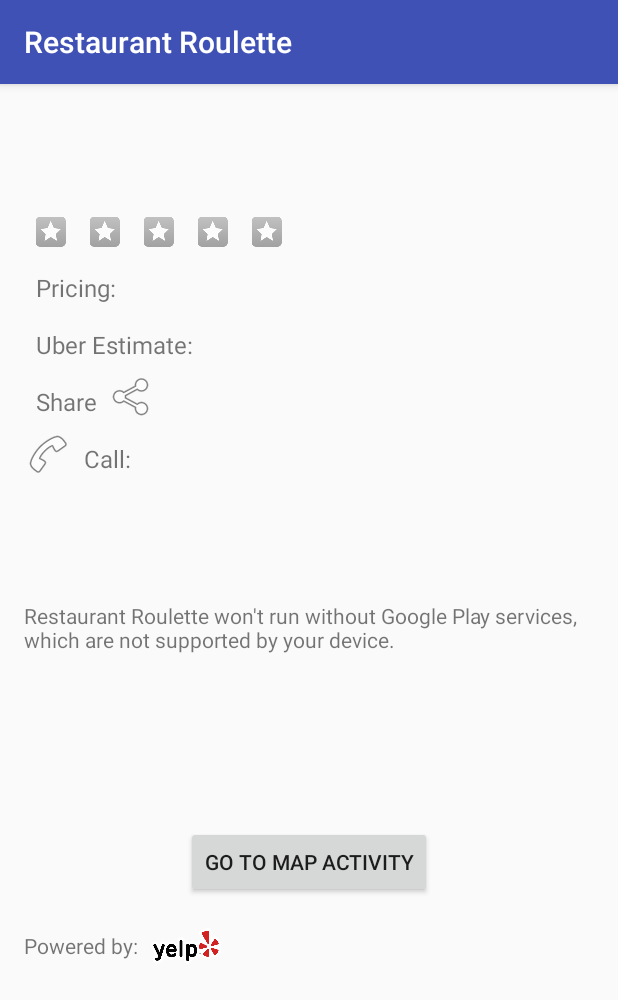
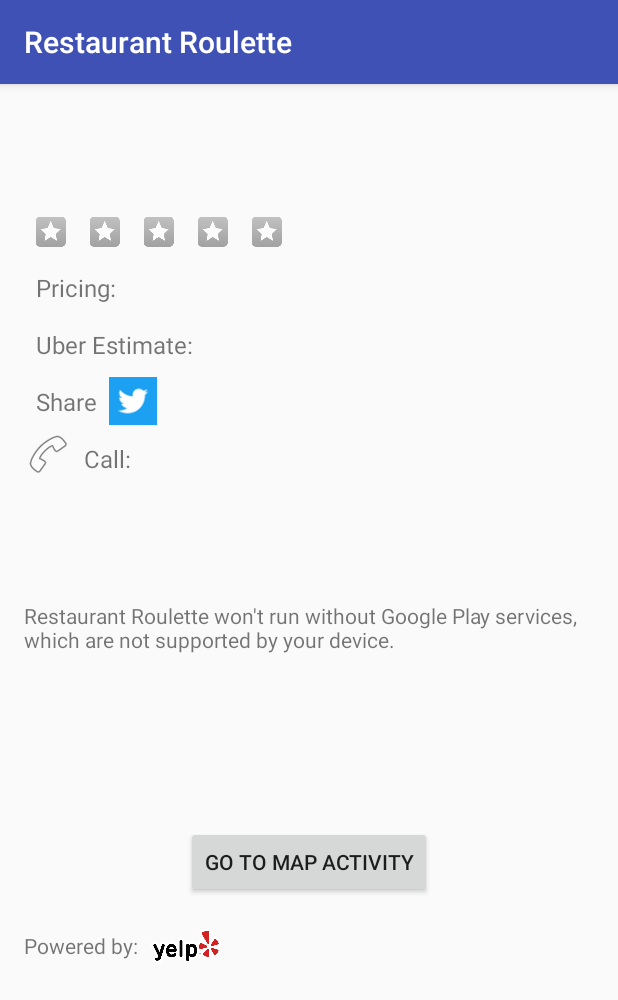
Before and after one commit to NikShuvalov/Project_3, an Android app: the DetailActivity screen opened directly, with no data from a screen before it, on a phone screen of 412 x 824 dp. Shown: the top 1000 px of the screen. Run offline under Robolectric (Android 15) with nearby library versions, the phone set to English and light mode, and no system bars; our stand-ins replace Picasso; pictures from the network do not load; 17 statements that could not run were skipped.

Commit message:
added twitter logo for sharing

```diff
--- a/app/src/main/res/layout/activity_detail.xml
+++ b/app/src/main/res/layout/activity_detail.xml
@@ -122,15 +122,17 @@
             <TextView
                 android:layout_width="wrap_content"
                 android:layout_height="wrap_content"
+                android:layout_gravity="center_vertical"
                 android:padding="8dp"
                 android:textSize="16dp"
-                android:text="Share"/>
+                android:text="Share" />
 
             <ImageView
                 android:id="@+id/share_image_view"
                 android:layout_width="wrap_content"
                 android:layout_height="wrap_content"
-                android:src="@android:drawable/ic_menu_share"/>
+                android:layout_gravity="center_vertical"
+                android:src="@drawable/twitter_logo_share" />
         </LinearLayout>
 
         <LinearLayout
@@ -194,8 +196,8 @@
             <TextView
                 android:layout_width="wrap_content"
                 android:layout_height="wrap_content"
-                android:text="Powered by:"
-                android:layout_gravity="center_vertical"/>
+                android:layout_gravity="center_vertical"
+                android:text="Powered by:"/>
 
             <ImageView
                 android:layout_width="64dp"
```
Also changed, not shown: app/src/main/res/drawable-hdpi/twitter_logo_share.png (added), app/src/main/res/drawable-mdpi/twitter_logo_share.png (added), app/src/main/res/drawable-xhdpi/twitter_logo_share.png (added), app/src/main/res/drawable-xxhdpi/twitter_logo_share.png (added), app/src/main/res/drawable-xxxhdpi/twitter_logo_share.png (added).
